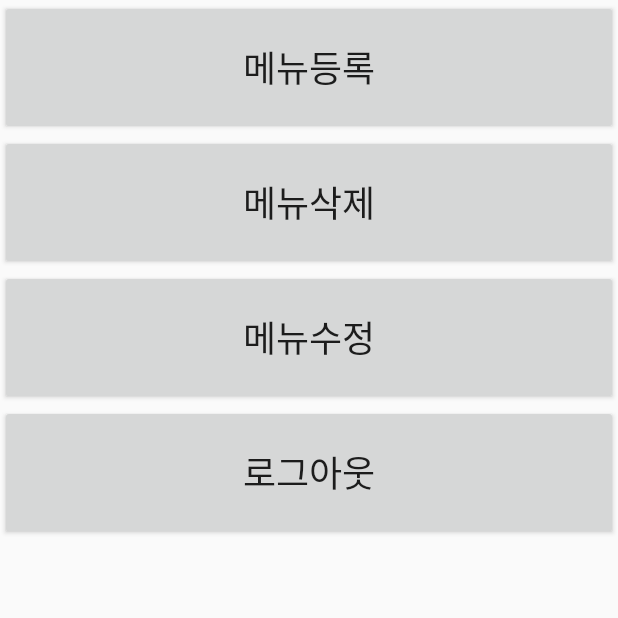
After one commit to alsghwhvhr12/babmukja-and-, an Android app: the CompanyMainActivity screen opened directly, with no data from a screen before it, on a phone screen of 412 x 824 dp, the top half of it. The commit adds this screen. Run offline under Robolectric (Android 15) with nearby library versions, the phone set to English and light mode, and no system bars.

Commit message:
로그인화면 구분 성공

```diff
--- /dev/null
+++ b/app/src/main/java/com/example/samplesenti/view/CompanyMainActivity.java
@@ -0,0 +1,16 @@
+package com.example.samplesenti.view;
+
+import android.os.Bundle;
+
+import androidx.appcompat.app.AppCompatActivity;
+
+import com.example.samplesenti.R;
+
+public class CompanyMainActivity extends AppCompatActivity {
+
+    @Override
+    protected void onCreate(Bundle savedInstanceState) {
+        super.onCreate(savedInstanceState);
+        setContentView(R.layout.activity_company_main);
+    }
+}
--- a/app/src/main/java/com/example/samplesenti/view/LoginActivity.java
+++ b/app/src/main/java/com/example/samplesenti/view/LoginActivity.java
@@ -16,7 +16,6 @@
 import com.android.volley.Response;
 import com.android.volley.toolbox.Volley;
 import com.example.samplesenti.R;
-import com.example.samplesenti.model.Company;
 import com.example.samplesenti.model.Login_M;
 import com.example.samplesenti.model.ServerURL;
 import com.example.samplesenti.presenter.LoginPresenter;
--- /dev/null
+++ b/app/src/main/res/layout/activity_company_main.xml
@@ -0,0 +1,44 @@
+<?xml version="1.0" encoding="utf-8"?>
+<androidx.constraintlayout.widget.ConstraintLayout xmlns:android="http://schemas.android.com/apk/res/android"
+    xmlns:app="http://schemas.android.com/apk/res-auto"
+    xmlns:tools="http://schemas.android.com/tools"
+    android:layout_width="match_parent"
+    android:layout_height="match_parent"
+    tools:context=".view.CompanyMainActivity">
+
+    <LinearLayout
+        android:layout_width="match_parent"
+        android:layout_height="match_parent"
+        android:orientation="vertical"
+        tools:layout_editor_absoluteX="175dp"
+        tools:layout_editor_absoluteY="342dp">
+
+        <Button
+            android:id="@+id/mInsert"
+            android:layout_width="match_parent"
+            android:layout_height="90dp"
+            android:text="메뉴등록"
+            android:textSize="24sp" />
+
+        <Button
+            android:id="@+id/mDelete"
+            android:layout_width="match_parent"
+            android:layout_height="90dp"
+            android:text="메뉴삭제"
+            android:textSize="24sp" />
+
+        <Button
+            android:id="@+id/mEdit"
+            android:layout_width="match_parent"
+            android:layout_height="90dp"
+            android:text="메뉴수정"
+            android:textSize="24sp" />
+
+        <Button
+            android:id="@+id/cLogout"
+            android:layout_width="match_parent"
+            android:layout_height="90dp"
+            android:text="로그아웃"
+            android:textSize="24sp" />
+    </LinearLayout>
+</androidx.constraintlayout.widget.ConstraintLayout>
```
Also changed, not shown: app/src/main/java/com/example/samplesenti/view/AdminMainActivity.java (added, +16 -0 lines), app/src/main/res/layout/activity_admin_main.xml (added, +23 -0 lines).
